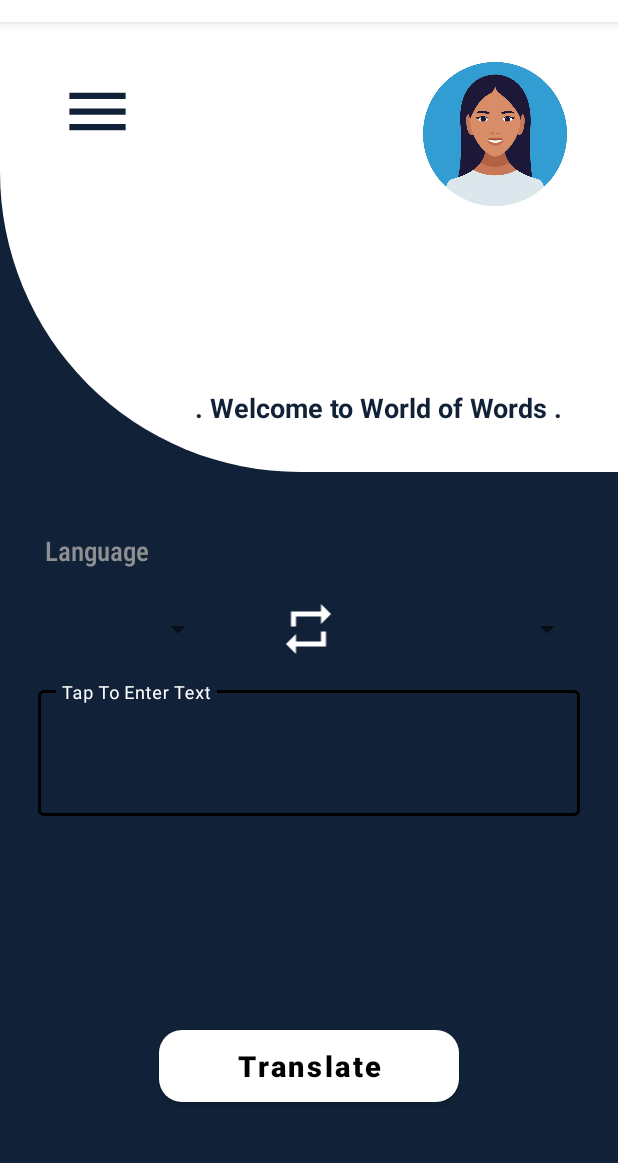
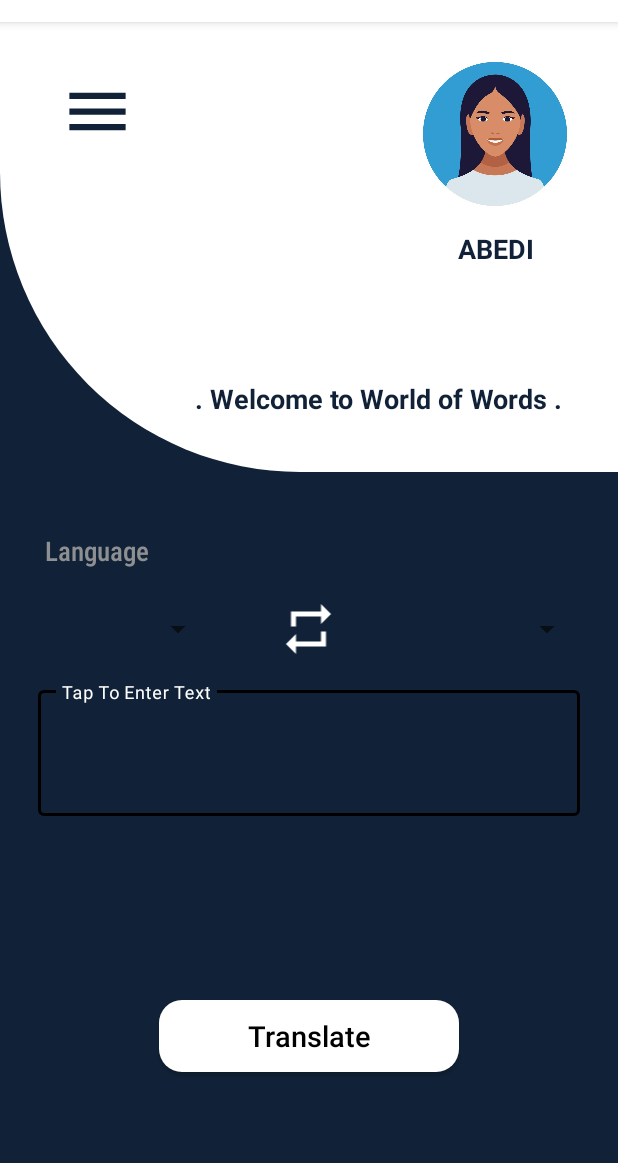
Before and after one commit to ABEDI-S/Translator, an Android app: the screen it shows after launch (HomeActivity), on a phone screen of 412 x 824 dp, the part 62-1225 px from its top. Run offline under Robolectric (Android 15) with nearby library versions, the phone set to English and light mode, and no system bars; libraries missing offline, so code that uses them is left out: com.google.firebase.ml; Roboto replaces fonts that are not available here; 4 statements that could not run were skipped.

```diff
--- a/app/build.gradle
+++ b/app/build.gradle
@@ -36,7 +36,7 @@ dependencies {
     implementation 'androidx.constraintlayout:constraintlayout:2.1.2'
     implementation 'com.google.firebase:firebase-core:17.3.0'
     implementation 'com.google.firebase:firebase-ml-natural-language:22.0.0'
-    implementation 'com.google.firebase:firebase-ml-natural-language-id-model:20.0.7'
+    implementation 'com.google.firebase:firebase-ml-natural-language-language-id-model:20.0.7'
     implementation 'com.google.firebase:firebase-ml-natural-language-translate-model:20.0.8'
     testImplementation 'junit:junit:4.+'
     androidTestImplementation 'androidx.test.ext:junit:1.1.3'
--- a/app/src/main/AndroidManifest.xml
+++ b/app/src/main/AndroidManifest.xml
@@ -11,8 +11,7 @@
         android:roundIcon="@mipmap/ic_launcher_round"
         android:supportsRtl="true"
         android:theme="@style/Theme.Translator">
-        <activity android:name=".ShowTranslationActivity"></activity>
-        <activity android:name=".HomeActivity" />
+        <activity android:name=".HomeActivity" ></activity>
         <activity android:name=".MainActivity">
             <intent-filter>
                 <action android:name="android.intent.action.MAIN" />
--- a/app/src/main/res/layout/activity_home.xml
+++ b/app/src/main/res/layout/activity_home.xml
@@ -36,15 +36,26 @@
             app:srcCompat="@drawable/profile" />
 
         <TextView
+            android:id="@+id/txtUsername"
+            android:layout_width="wrap_content"
+            android:layout_height="50dp"
+            android:layout_marginLeft="305dp"
+            android:layout_marginTop="4dp"
+            android:text="ABEDI"
+            android:textColor="#112238"
+            android:textSize="18sp"
+            android:textStyle="bold"/>
+
+        <TextView
             android:id="@+id/txtWelcome"
             android:layout_width="295dp"
             android:layout_height="50dp"
             android:layout_marginLeft="130dp"
-            android:layout_marginTop="110dp"
+            android:layout_marginTop="50dp"
             android:text=". Welcome to World of Words ."
             android:textColor="#112238"
             android:textSize="18sp"
-            android:textStyle="bold"/>
+            android:textStyle="bold" />
 
     </LinearLayout>
 
@@ -59,8 +70,6 @@
         android:text="@string/language"
         android:textColor="#8D8F91"
         android:textSize="18sp"/>
-
-
 
     <LinearLayout
         android:layout_width="match_parent"
@@ -139,12 +148,12 @@
         android:layout_width="200dp"
         android:layout_height="wrap_content"
         android:layout_gravity="center"
-        android:layout_marginTop="80dp"
+        android:layout_marginTop="60dp"
         android:background="@drawable/round_button"
+        android:letterSpacing="0"
         android:text="Translate"
         android:textAllCaps="false"
-        android:fontFamily="sans-serif-black"
         android:textColor="@color/black"
-        android:textSize="19sp"/>
+        android:textSize="19sp" />
 
 </LinearLayout>
```
Also changed, not shown: app/src/main/java/ir/shariaty/translator/HomeActivity.java (+77 -3 lines), app/src/main/java/ir/shariaty/translator/ShowTranslationActivity.java (deleted, +0 -14 lines), app/src/main/res/layout/activity_main.xml (+10 -1 lines), app/src/main/res/layout/activity_show_translation.xml (deleted, +0 -9 lines), app/src/main/res/drawable/profile.jpg (renamed from app/src/main/res/drawable/profile.png).
